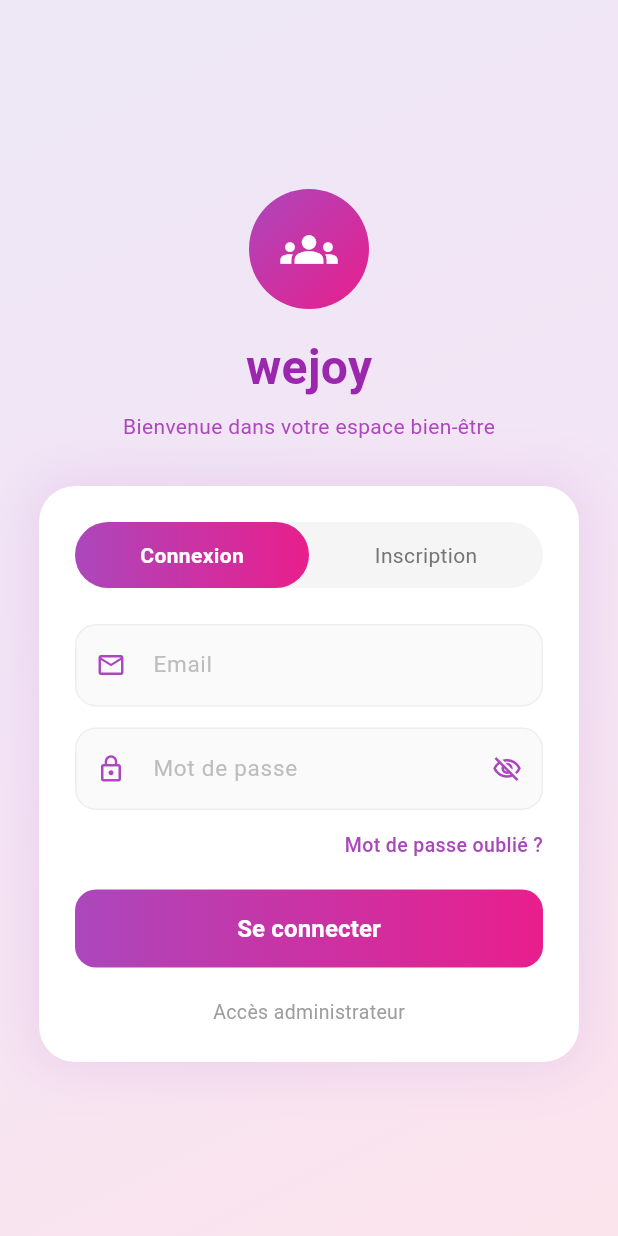
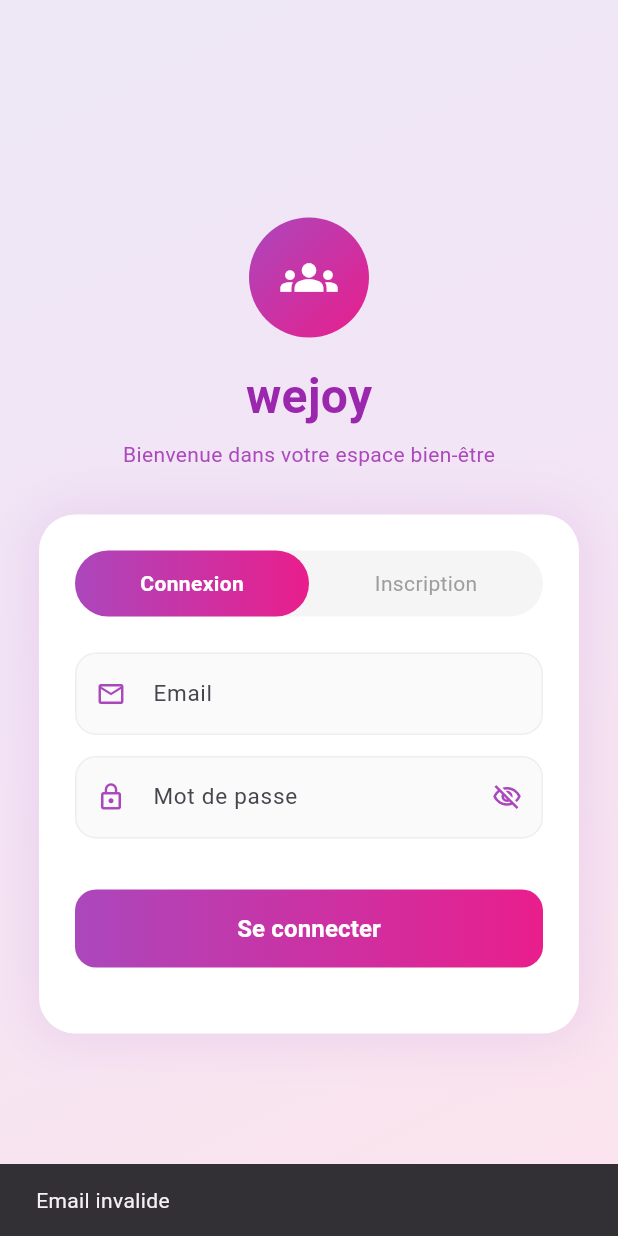
Before and after one commit to ay987708/wejoy, a Flutter app: the screen it shows after launch, after a tap on "Se connecter", on a phone screen of 412 x 824 dp. Run offline on Flutter 3.47's test engine with Material 3 defaults, Android fonts, the phone set to English and light mode, and no system bars.

Commit message:
changement dans la page login

```diff
--- a/lib/screens/login_page.dart
+++ b/lib/screens/login_page.dart
@@ -17,7 +17,57 @@ class _LoginPageState extends State<LoginPage> {
   final TextEditingController passwordController = TextEditingController();
   final TextEditingController confirmController = TextEditingController();
 
-  // Couleurs principales tirées du design
+  // ================= VALIDATION =================
+
+  bool isValidEmail(String email) {
+    final emailRegex =
+        RegExp(r'^[\w-\.]+@([\w-]+\.)+[\w-]{2,4}$');
+    return emailRegex.hasMatch(email);
+  }
+
+  bool isValidPassword(String password) {
+    final passwordRegex =
+        RegExp(r'^(?=.*[a-z])(?=.*[A-Z])(?=.*\d).{8,}$');
+    return passwordRegex.hasMatch(password);
+  }
+
+  void validateAndSubmit() {
+    String email = emailController.text.trim();
+    String password = passwordController.text.trim();
+
+    if (!isValidEmail(email)) {
+      showMessage("Email invalide");
+      return;
+    }
+
+    if (!isValidPassword(password)) {
+      showMessage(
+          "Mot de passe doit contenir au moins 8 caractères,\nune majuscule, une minuscule et un chiffre");
+      return;
+    }
+
+    if (!isLogin) {
+      if (fullnameController.text.trim().isEmpty) {
+        showMessage("Nom complet obligatoire");
+        return;
+      }
+
+      if (password != confirmController.text.trim()) {
+        showMessage("Les mots de passe ne correspondent pas");
+        return;
+      }
+    }
+
+    print("Validation réussie");
+  }
+
+  void showMessage(String message) {
+    ScaffoldMessenger.of(context).showSnackBar(
+      SnackBar(content: Text(message)),
+    );
+  }
+
+  // =================================================
 
   @override
   Widget build(BuildContext context) {
@@ -25,7 +75,6 @@ class _LoginPageState extends State<LoginPage> {
       body: Container(
         width: double.infinity,
         height: double.infinity,
-        // Fond dégradé lavande doux comme dans la capture
         decoration: const BoxDecoration(
           gradient: LinearGradient(
             colors: [
@@ -43,7 +92,6 @@ class _LoginPageState extends State<LoginPage> {
               children: [
                 const SizedBox(height: 50),
 
-                // Logo avec icône de groupe + étoile
                 Container(
                   width: 80,
                   height: 80,
@@ -64,7 +112,6 @@ class _LoginPageState extends State<LoginPage> {
 
                 const SizedBox(height: 16),
 
-                // Titre "wejoy" en violet gras
                 const Text(
                   "wejoy",
                   style: TextStyle(
@@ -76,7 +123,6 @@ class _LoginPageState extends State<LoginPage> {
 
                 const SizedBox(height: 6),
 
-                // Sous-titre en violet clair
                 const Text(
                   "Bienvenue dans votre espace bien-être",
                   style: TextStyle(
@@ -87,7 +133,6 @@ class _LoginPageState extends State<LoginPage> {
 
                 const SizedBox(height: 30),
 
-                // Carte principale
                 Container(
                   width: 360,
                   padding: const EdgeInsets.all(24),
@@ -105,7 +150,8 @@ class _LoginPageState extends State<LoginPage> {
                   child: Column(
                     children: [
 
-                      // Onglets Connexion / Inscription
+                      // ===== Onglets Connexion / Inscription =====
+
                       Container(
                         decoration: BoxDecoration(
                           color: Colors.grey.shade100,
@@ -122,20 +168,16 @@ class _LoginPageState extends State<LoginPage> {
                                     gradient: isLogin
                                         ? const LinearGradient(
                                             colors: [Color(0xFFAB47BC), Color(0xFFE91E8C)],
-                                            begin: Alignment.centerLeft,
-                                            end: Alignment.centerRight,
                                           )
                                         : null,
-                                    color: isLogin ? null : Colors.transparent,
                                     borderRadius: BorderRadius.circular(30),
                                   ),
                                   child: Center(
                                     child: Text(
                                       "Connexion",
                                       style: TextStyle(
-                                        color: isLogin ? Colors.white : Colors.grey.shade600,
+                                        color: isLogin ? Colors.white : Colors.grey,
                                         fontWeight: isLogin ? FontWeight.bold : FontWeight.normal,
-                                        fontSize: 14,
                                       ),
                                     ),
                                   ),
@@ -151,20 +193,16 @@ class _LoginPageState extends State<LoginPage> {
                                     gradient: !isLogin
                                         ? const LinearGradient(
                                             colors: [Color(0xFFAB47BC), Color(0xFFE91E8C)],
-                                            begin: Alignment.centerLeft,
-                                            end: Alignment.centerRight,
                                           )
                                         : null,
-                                    color: !isLogin ? null : Colors.transparent,
                                     borderRadius: BorderRadius.circular(30),
                                   ),
                                   child: Center(
                                     child: Text(
                                       "Inscription",
                                       style: TextStyle(
-                                        color: !isLogin ? Colors.white : Colors.grey.shade600,
+                                        color: !isLogin ? Colors.white : Colors.grey,
                                         fontWeight: !isLogin ? FontWeight.bold : FontWeight.normal,
-                                        fontSize: 14,
                                       ),
                                     ),
                                   ),
@@ -177,7 +215,6 @@ class _LoginPageState extends State<LoginPage> {
 
                       const SizedBox(height: 24),
 
-                      // Nom complet (inscription seulement)
                       if (!isLogin) ...[
                         _buildTextField(
                           controller: fullnameController,
@@ -187,7 +224,6 @@ class _LoginPageState extends State<LoginPage> {
                         const SizedBox(height: 14),
                       ],
 
-                      // Email
                       _buildTextField(
                         controller: emailController,
                         hint: "Email",
@@ -196,20 +232,19 @@ class _LoginPageState extends State<LoginPage> {
 
                       const SizedBox(height: 14),
 
-                      // Mot de passe
                       _buildTextField(
                         controller: passwordController,
                         hint: "Mot de passe",
                         icon: Icons.lock_outline,
                         obscure: obscurePassword,
                         toggleObscure: () {
-                          setState(() => obscurePassword = !obscurePassword);
+                          setState(() =>
+                              obscurePassword = !obscurePassword);
                         },
                       ),
 
                       const SizedBox(height: 14),
 
-                      // Confirmation mot de passe (inscription seulement)
                       if (!isLogin) ...[
                         _buildTextField(
                           controller: confirmController,
@@ -217,49 +252,26 @@ class _LoginPageState extends State<LoginPage> {
                           icon: Icons.lock_outline,
                           obscure: obscureConfirm,
                           toggleObscure: () {
-                            setState(() => obscureConfirm = !obscureConfirm);
+                            setState(() =>
+                                obscureConfirm = !obscureConfirm);
                           },
                         ),
                         const SizedBox(height: 14),
                       ],
 
-                      // "Mot de passe oublié ?" aligné à droite (connexion seulement)
-                      if (isLogin) ...[
-                        Align(
-                          alignment: Alignment.centerRight,
-                          child: GestureDetector(
-                            onTap: () {},
-                            child: const Text(
-                              "Mot de passe oublié ?",
-                              style: TextStyle(
-                                color: Color(0xFFAB47BC),
-                                fontSize: 13,
-                                fontWeight: FontWeight.w500,
-                              ),
-                            ),
-                          ),
-                        ),
-                        const SizedBox(height: 20),
-                      ] else ...[
-                        const SizedBox(height: 6),
-                      ],
+                      const SizedBox(height: 20),
 
-                      // Bouton principal avec dégradé rose-violet
                       Container(
                         width: double.infinity,
                         height: 52,
                         decoration: BoxDecoration(
                           gradient: const LinearGradient(
                             colors: [Color(0xFFAB47BC), Color(0xFFE91E8C)],
-                            begin: Alignment.centerLeft,
-                            end: Alignment.centerRight,
                           ),
                           borderRadius: BorderRadius.circular(14),
                         ),
                         child: ElevatedButton(
-                          onPressed: () {
-                            print("Bouton cliqué");
-                          },
+                          onPressed: validateAndSubmit,
                           style: ElevatedButton.styleFrom(
                             backgroundColor: Colors.transparent,
                             shadowColor: Colors.transparent,
@@ -279,18 +291,6 @@ class _LoginPageState extends State<LoginPage> {
                       ),
 
                       const SizedBox(height: 20),
-
-                      // Accès administrateur (toujours visible en bas)
-                      GestureDetector(
-                        onTap: () {},
-                        child: Text(
-                          "Accès administrateur",
-                          style: TextStyle(
-                            color: Colors.grey.shade500,
-                            fontSize: 13,
-                          ),
-                        ),
-                      ),
                     ],
                   ),
                 ),
@@ -317,12 +317,14 @@ class _LoginPageState extends State<LoginPage> {
       style: const TextStyle(fontSize: 15),
       decoration: InputDecoration(
         hintText: hint,
-        hintStyle: TextStyle(color: Colors.grey.shade400, fontSize: 15),
-        prefixIcon: Icon(icon, color: const Color(0xFFAB47BC), size: 20),
+        prefixIcon:
+            Icon(icon, color: const Color(0xFFAB47BC), size: 20),
         suffixIcon: toggleObscure != null
             ? IconButton(
                 icon: Icon(
-                  (obscure ?? false) ? Icons.visibility_off_outlined : Icons.visibility_outlined,
+                  (obscure ?? false)
+                      ? Icons.visibility_off_outlined
+                      : Icons.visibility_outlined,
                   color: const Color(0xFFAB47BC),
                   size: 20,
                 ),
@@ -331,7 +333,8 @@ class _LoginPageState extends State<LoginPage> {
             : null,
         filled: true,
         fillColor: Colors.grey.shade50,
-        contentPadding: const EdgeInsets.symmetric(vertical: 16, horizontal: 12),
+        contentPadding: const EdgeInsets.symmetric(
+            vertical: 16, horizontal: 12),
         border: OutlineInputBorder(
           borderRadius: BorderRadius.circular(14),
           borderSide: BorderSide(color: Colors.grey.shade200),
@@ -342,7 +345,8 @@ class _LoginPageState extends State<LoginPage> {
         ),
         focusedBorder: OutlineInputBorder(
           borderRadius: BorderRadius.circular(14),
-          borderSide: const BorderSide(color: Color(0xFFAB47BC), width: 1.5),
+          borderSide:
+              const BorderSide(color: Color(0xFFAB47BC), width: 1.5),
         ),
       ),
     );
```
